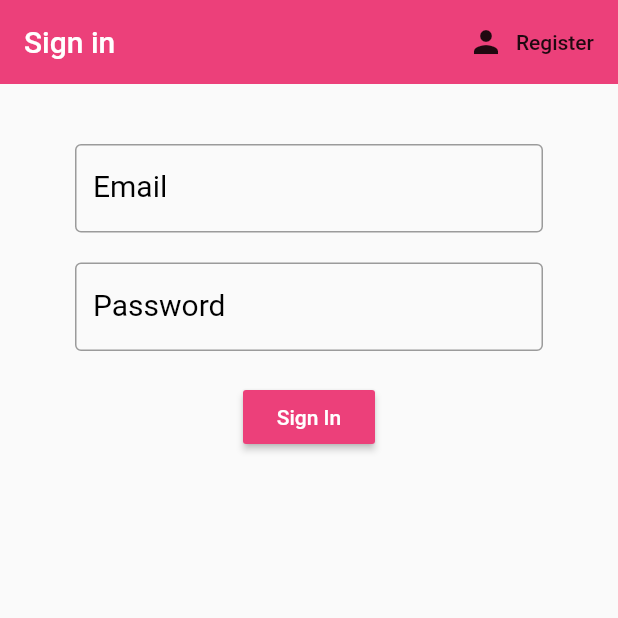
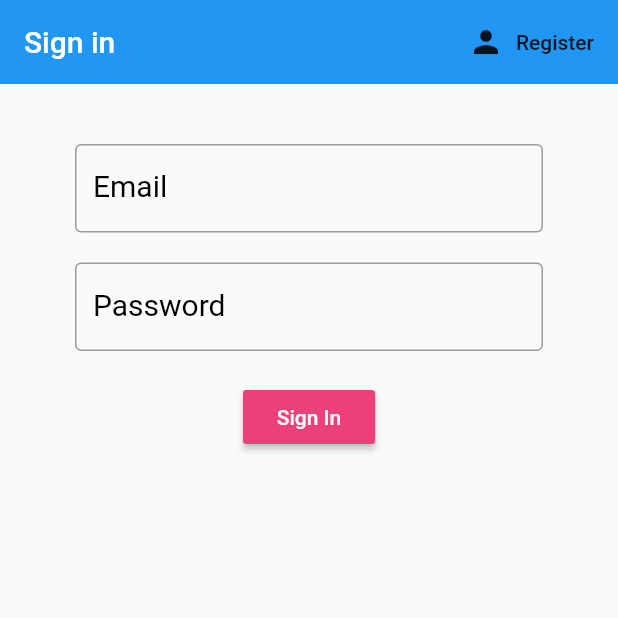
Before and after one commit to Aditi-Singh16/Personality-Analyzer, a Flutter app: the screen it shows after launch, after a tap on "Register", after a tap on "Sign In", on a phone screen of 412 x 824 dp, the top half of it. Run offline on Flutter 3.47's test engine with Material 2 defaults, Android fonts, the phone set to English and light mode, and no system bars; our stand-ins replace firebase_auth, firebase_core; missing offline and left inert: conditional_questions; accounts and stored records are empty.

Commit message:
updating questions.dart

```diff
--- a/flutter_application_1/lib/screens/authenticate/register.dart
+++ b/flutter_application_1/lib/screens/authenticate/register.dart
@@ -26,7 +26,7 @@ class _RegisterState extends State<Register> {
   Widget build(BuildContext context) {
     return Scaffold(
       appBar: AppBar(
-        backgroundColor: Colors.pink[400],
+        backgroundColor: Colors.blue,
         elevation: 0.0,
         title: Text('Sign up'),
         actions: <Widget>[
--- a/flutter_application_1/lib/screens/authenticate/signin.dart
+++ b/flutter_application_1/lib/screens/authenticate/signin.dart
@@ -26,7 +26,7 @@ class _SignInState extends State<SignIn> {
   Widget build(BuildContext context) {
     return Scaffold(
       appBar: AppBar(
-        backgroundColor: Colors.pink[400],
+        backgroundColor:  Colors.blue,
         elevation: 0.0,
         title: Text('Sign in'),
         actions: <Widget>[
```
Also changed, not shown: flutter_application_1/pubspec.lock, 1 other file.
